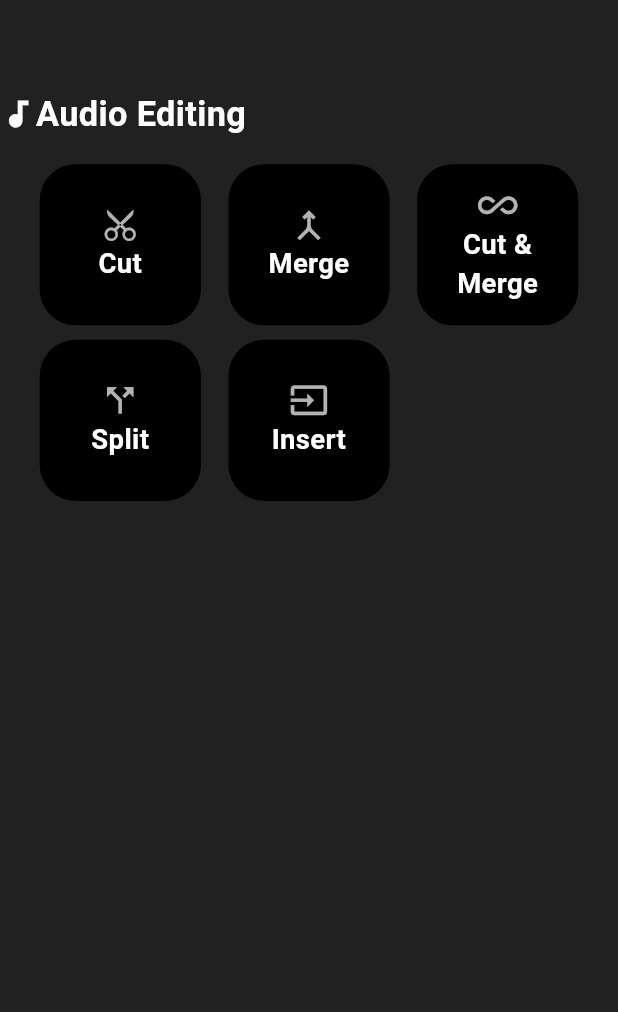
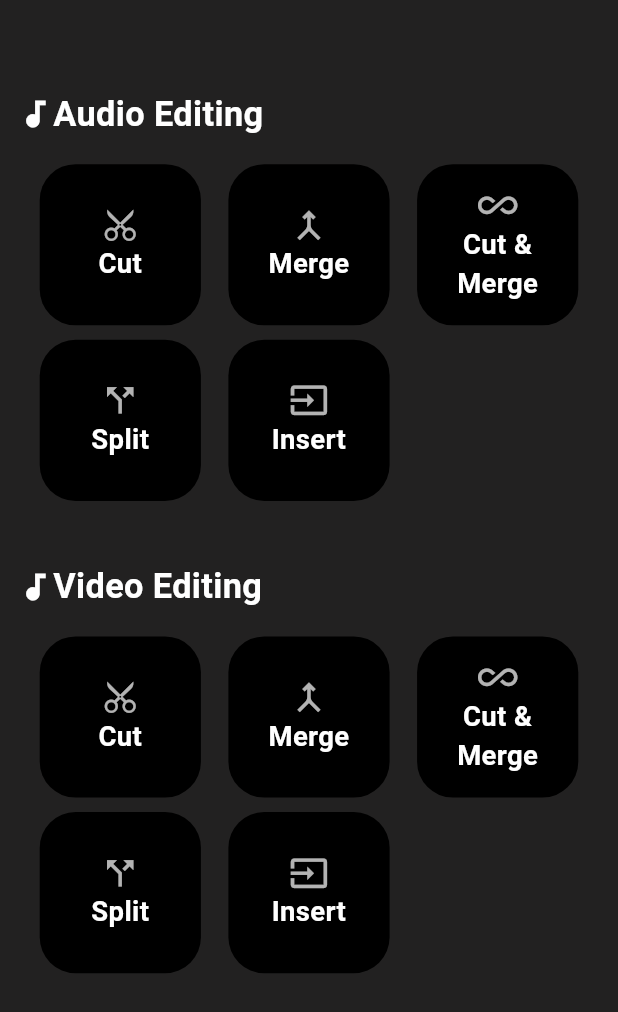
Before and after one commit to rohanpatel1309/trim_pro, a Flutter app: the screen it shows after launch, on a phone screen of 412 x 824 dp. Shown: the top 1012 px of the screen. Run offline on Flutter 3.47's test engine with Material 3 defaults, Android fonts, the phone set to English and light mode, and no system bars; our stand-ins replace auto_route, bloc, file_picker, flutter_bloc, flutter_screenutil, fluttertoast and 4 more.

Commit message:
- Fixed gradle issue. - Add audio merge screen.

```diff
--- a/lib/core/router/app_router.dart
+++ b/lib/core/router/app_router.dart
@@ -1,11 +1,11 @@
 import 'package:auto_route/auto_route.dart';
-import 'package:trim_pro/feature/audio_editing/presentation/pages/cut_screen.dart';
+import 'package:trim_pro/feature/audio_editing/cut_audio/presentation/pages/audio_cut_screen.dart';
 import 'package:trim_pro/feature/home/presentation/pages/home_screen.dart';
 part 'app_router.gr.dart';
 
 
 @AutoRouterConfig()
-class AppRouter extends _$AppRouter {
+class AppRouter extends RootStackRouter {
 
   static const String homeScreen = '/home_screen';
   static const String cutScreen = '/cut_screen';
--- a/lib/feature/audio_editing/presentation/bloc/cut_screen_bloc.dart
+++ b/lib/feature/audio_editing/cut_audio/presentation/bloc/audio_cut_screen_bloc.dart
@@ -4,9 +4,9 @@ import 'package:trim_pro/core/app_utils/common_methods.dart';
 import 'package:injectable/injectable.dart';
 
 
-part 'cut_screen_event.dart';
-part 'cut_screen_state.dart';
-part 'cut_screen_bloc.freezed.dart';
+part 'audio_cut_screen_event.dart';
+part 'audio_cut_screen_state.dart';
+part 'audio_cut_screen_bloc.freezed.dart';
 
 @injectable
 class CutScreenBloc extends Bloc<CutScreenEvent, CutScreenState> {
--- a/lib/feature/audio_editing/presentation/bloc/cut_screen_event.dart
+++ b/lib/feature/audio_editing/cut_audio/presentation/bloc/audio_cut_screen_event.dart
@@ -1,4 +1,4 @@
-part of 'cut_screen_bloc.dart';
+part of 'audio_cut_screen_bloc.dart';
 
 @freezed
 class CutScreenEvent with _$CutScreenEvent {
--- a/lib/feature/audio_editing/presentation/bloc/cut_screen_state.dart
+++ b/lib/feature/audio_editing/cut_audio/presentation/bloc/audio_cut_screen_state.dart
@@ -1,4 +1,4 @@
-part of 'cut_screen_bloc.dart';
+part of 'audio_cut_screen_bloc.dart';
 
 @freezed
 class CutScreenState with _$CutScreenState {
--- a/lib/feature/audio_editing/presentation/pages/cut_screen.dart
+++ b/lib/feature/audio_editing/cut_audio/presentation/pages/audio_cut_screen.dart
@@ -4,7 +4,7 @@ import 'package:flutter_screenutil/flutter_screenutil.dart';
 import 'package:get_it/get_it.dart';
 import 'package:trim_pro/core/app_utils/app_background.dart';
 import 'package:flutter_bloc/flutter_bloc.dart';
-import 'package:trim_pro/feature/audio_editing/presentation/bloc/cut_screen_bloc.dart';
+import 'package:trim_pro/feature/audio_editing/cut_audio/presentation/bloc/audio_cut_screen_bloc.dart';
 
 @RoutePage(name: 'Cut')
 class CutScreen extends StatelessWidget {
--- /dev/null
+++ b/lib/feature/audio_editing/merge_audio/presentation/bloc/audio_merge_bloc.dart
@@ -0,0 +1,13 @@
+import 'package:bloc/bloc.dart';
+import 'package:meta/meta.dart';
+
+part 'audio_merge_event.dart';
+part 'audio_merge_state.dart';
+
+class AudioMergeBloc extends Bloc<AudioMergeEvent, AudioMergeState> {
+  AudioMergeBloc() : super(AudioMergeInitial()) {
+    on<AudioMergeEvent>((event, emit) {
+      // TODO: implement event handler
+    });
+  }
+}
--- /dev/null
+++ b/lib/feature/audio_editing/merge_audio/presentation/bloc/audio_merge_event.dart
@@ -0,0 +1,4 @@
+part of 'audio_merge_bloc.dart';
+
+@immutable
+sealed class AudioMergeEvent {}
--- /dev/null
+++ b/lib/feature/audio_editing/merge_audio/presentation/bloc/audio_merge_state.dart
@@ -0,0 +1,6 @@
+part of 'audio_merge_bloc.dart';
+
+@immutable
+sealed class AudioMergeState {}
+
+final class AudioMergeInitial extends AudioMergeState {}
--- a/lib/feature/home/presentation/pages/home_screen.dart
+++ b/lib/feature/home/presentation/pages/home_screen.dart
@@ -26,6 +26,26 @@ class ScreenChildren extends StatelessWidget {
 
   @override
   Widget build(BuildContext context) {
+    return ListView(
+      padding: EdgeInsets.symmetric(horizontal: 10.w),
+      children:  [
+        const AudioEditingWidget(),
+        SizedBox(height: 30.h,),
+        const VideoEditingWidget(),
+
+      ],
+    );
+  }
+}
+
+/// Audio Editing
+class AudioEditingWidget extends StatelessWidget {
+  const AudioEditingWidget({
+    super.key,
+  });
+
+  @override
+  Widget build(BuildContext context) {
     return Column(
       children: [
         Row(
@@ -44,7 +64,7 @@ class ScreenChildren extends StatelessWidget {
         SizedBox(
           height: 10.h,
         ),
-         Wrap(
+        Wrap(
           children: [
             CommonButton(
               icon: CupertinoIcons.scissors_alt,
@@ -81,3 +101,67 @@ class ScreenChildren extends StatelessWidget {
     );
   }
 }
+
+/// Video Editing
+class VideoEditingWidget extends StatelessWidget {
+  const VideoEditingWidget({
+    super.key,
+  });
+
+  @override
+  Widget build(BuildContext context) {
+    return Column(
+      children: [
+        Row(
+          children: [
+            Icon(
+              Icons.audiotrack,
+              size: 20.h,
+              color: Colors.white,
+            ),
+            Text(
+              "Video Editing",
+              style: TextStyle(fontSize: 20.sp, color: Colors.white,fontWeight: FontWeight.w600),
+            ),
+          ],
+        ),
+        SizedBox(
+          height: 10.h,
+        ),
+        Wrap(
+          children: [
+            CommonButton(
+              icon: CupertinoIcons.scissors_alt,
+              text: "Cut",
+              onTap: () => context.router.pushNamed(AppRouter.cutScreen),
+            ),
+            CommonButton(
+              icon: Icons.merge,
+              text: "Merge",
+              onTap: (){},
+
+            ),
+            CommonButton(
+              icon: Icons.all_inclusive,
+              text: "Cut & Merge",
+              onTap: (){},
+
+            ),
+            CommonButton(
+              icon: Icons.call_split,
+              text: "Split",
+              onTap: (){},
+
+            ),
+            CommonButton(
+              icon: Icons.input,
+              text: "Insert",
+              onTap: (){},
+
+            ),
+          ],
+        ),
+      ],
+    );
+  }
+}
--- a/lib/feature/home/presentation/widgets/common_button.dart
+++ b/lib/feature/home/presentation/widgets/common_button.dart
@@ -13,6 +13,7 @@ class CommonButton extends StatelessWidget {
       onTap: onTap,
       child: Container(
         margin: EdgeInsets.symmetric(horizontal: 8.w,vertical: 4.h),
+
         padding: EdgeInsets.symmetric(horizontal: 5.w),
         height: 90.h,
         width: 90.h,
--- a/lib/main.dart
+++ b/lib/main.dart
@@ -20,7 +20,6 @@ class MyApp extends StatelessWidget {
 
   /// create an instance of `AppRouter`
   final _appRouter = AppRouter();
-
 
   // This widget is the root of your application.
   @override
```
Also changed, not shown: lib/feature/audio_editing/merge_audio/presentation/pages/audio_merge_screen.dart (added, +54 -0 lines), pubspec.yaml (+7 -7 lines), lib/core/dependecy_injection/injection.config.dart, lib/core/router/app_router.gr.dart, lib/feature/audio_editing/cut_audio/presentation/bloc/audio_cut_screen_bloc.freezed.dart, 4 other files.
